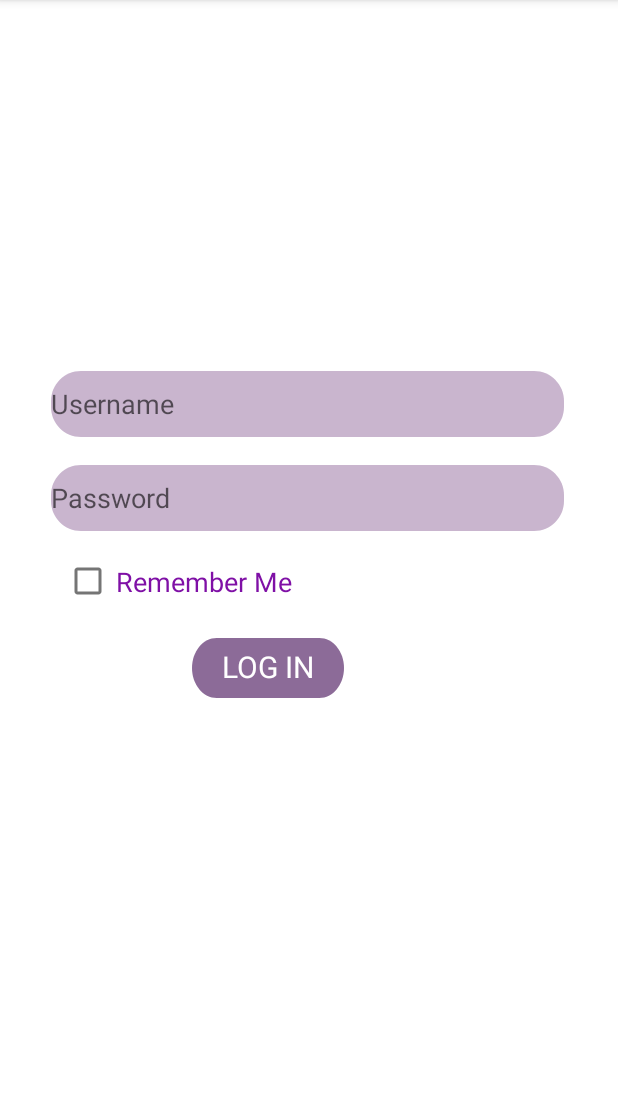
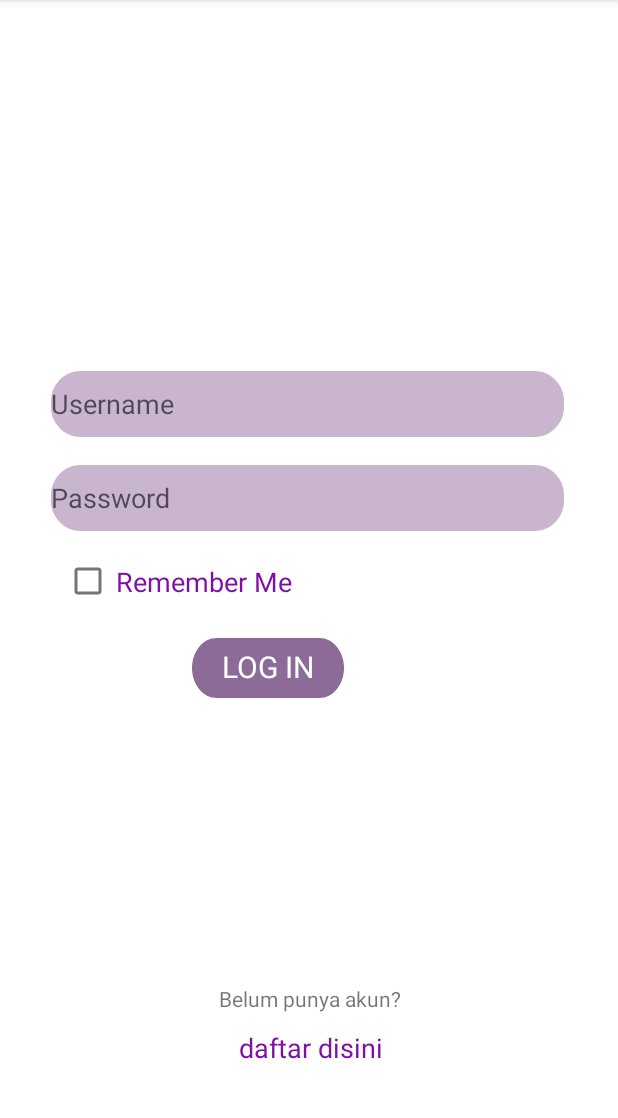
Before and after one commit to gabrielgnr/Project-Aplikasi-Kesehatan, an Android app: the screen it shows after launch (LoginActivity), on a phone screen of 412 x 824 dp, the part 84-1202 px from its top. Run offline under Robolectric (Android 15) with nearby library versions, the phone set to English and light mode, and no system bars; our stand-ins replace Firebase (no records; nobody signed in at launch, a user with empty details on screens opened directly).

Commit message:
Penambahan Sign Up pada login_page.xml

```diff
--- a/app/src/main/res/layout/login_page.xml
+++ b/app/src/main/res/layout/login_page.xml
@@ -51,9 +51,9 @@
         android:layout_alignParentLeft="true"
         android:layout_alignParentTop="true"
         android:layout_marginLeft="41dp"
-        android:gravity="center"
         android:layout_marginTop="372dp"
-        android:background="@drawable/rectangle_4" />
+        android:background="@drawable/rectangle_4"
+        android:gravity="center" />
 
     <TextView
         android:id="@+id/log_in"
@@ -68,4 +68,29 @@
         android:text="@string/log_in"
         android:padding="5dp"
         android:textAppearance="@style/log_in" />
+
+    <TextView
+        android:id="@+id/belum_punya_akun"
+        android:layout_width="wrap_content"
+        android:layout_height="wrap_content"
+        android:layout_alignParentStart="true"
+        android:layout_alignParentTop="true"
+        android:layout_centerHorizontal="true"
+        android:layout_marginStart="146dp"
+        android:layout_marginTop="656dp"
+        android:text="Belum punya akun?" />
+
+    <TextView
+        android:id="@+id/sign_up"
+        android:layout_width="wrap_content"
+        android:layout_height="wrap_content"
+        android:layout_alignParentLeft="true"
+        android:layout_alignParentTop="true"
+        android:layout_centerHorizontal="true"
+        android:layout_marginLeft="159dp"
+        android:layout_marginTop="686dp"
+        android:gravity="top"
+        android:text="daftar disini"
+        android:textAppearance="@style/remember_me" />
+
 </RelativeLayout>
```
